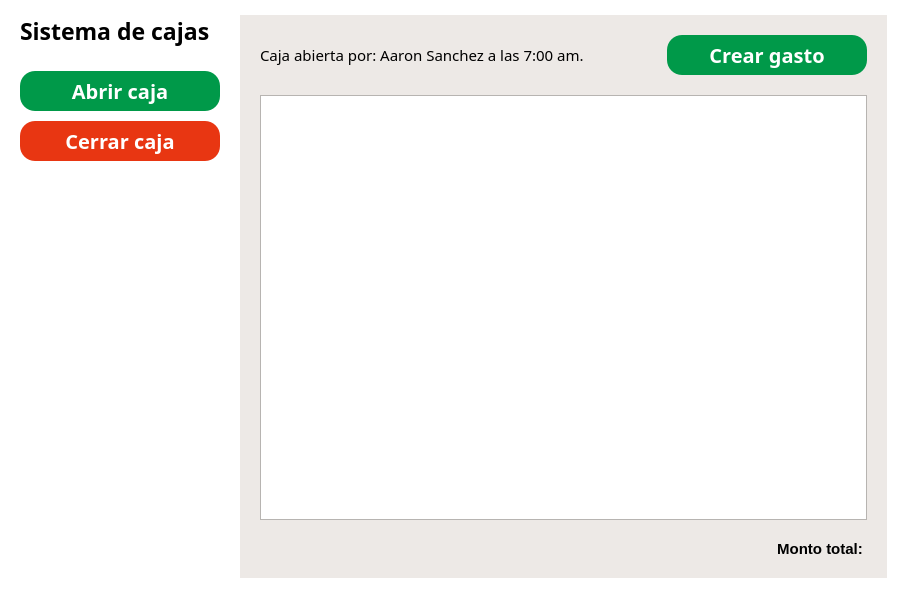
Old version of the form POS_Application/src/ui/pos/cashierpage.ui in the repository Svndda/POS.
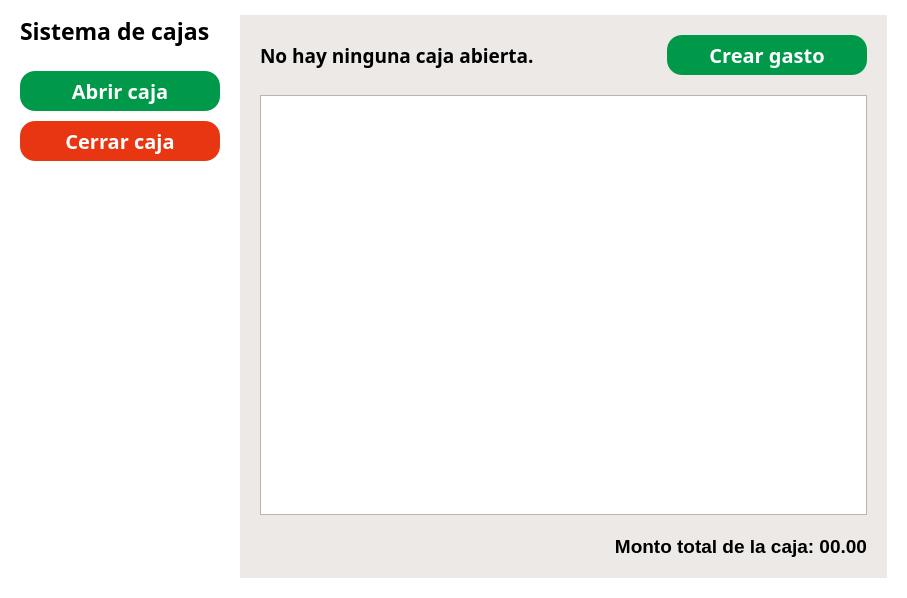
New version of the form.

Diff of the .ui file:
```diff
--- a/POS_Application/src/ui/pos/cashierpage.ui
+++ b/POS_Application/src/ui/pos/cashierpage.ui
@@ -210,12 +210,12 @@
           <property name="font">
            <font>
             <family>Segoe UI Variable</family>
-            <pointsize>11</pointsize>
-            <bold>false</bold>
+            <pointsize>14</pointsize>
+            <bold>true</bold>
            </font>
           </property>
           <property name="text">
-           <string>Caja abierta por: Aaron Sanchez a las 7:00 am.</string>
+           <string>No hay ninguna caja abierta.</string>
           </property>
          </widget>
         </item>
@@ -277,6 +277,9 @@
       </item>
       <item>
        <widget class="QScrollArea" name="scrollArea">
+        <property name="horizontalScrollBarPolicy">
+         <enum>Qt::ScrollBarPolicy::ScrollBarAlwaysOff</enum>
+        </property>
         <property name="widgetResizable">
          <bool>true</bool>
         </property>
@@ -286,7 +289,7 @@
            <x>0</x>
            <y>0</y>
            <width>605</width>
-           <height>419</height>
+           <height>413</height>
           </rect>
          </property>
          <property name="styleSheet">
@@ -302,12 +305,12 @@
        <widget class="QLabel" name="totalAmount_label">
         <property name="font">
          <font>
-          <pointsize>11</pointsize>
+          <pointsize>14</pointsize>
           <bold>true</bold>
          </font>
         </property>
         <property name="text">
-         <string>Monto total: </string>
+         <string>Monto total de la caja: 00.00</string>
         </property>
         <property name="alignment">
          <set>Qt::AlignmentFlag::AlignRight|Qt::AlignmentFlag::AlignTrailing|Qt::AlignmentFlag::AlignVCenter</set>
```
Left out of the diff: 4 changed lines with no effect on the pictures.
